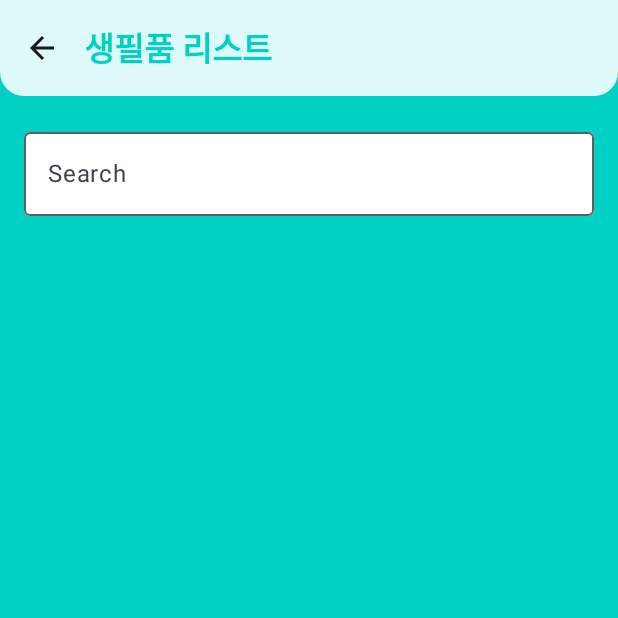
After one commit to choiyukyung/Mobile_App_Myfridge_cyk, an Android app built with Jetpack Compose: the EssentialsListScreen screen opened through its navigation route, on a phone screen of 412 x 824 dp, the top half of it. The commit adds this screen. Run offline under Robolectric (Android 15) with nearby library versions, the phone set to English and light mode, and no system bars; our stand-ins replace Dagger/Hilt's generated code, Firebase (no records; nobody signed in at launch, a user with empty details on screens opened directly).

Commit message:
Implement Essentials List and apply design

```diff
--- a/app/src/main/java/com/example/mobileappteam6/MainAppComposable.kt
+++ b/app/src/main/java/com/example/mobileappteam6/MainAppComposable.kt
@@ -9,6 +9,7 @@ import androidx.navigation.compose.composable
 import androidx.navigation.compose.rememberNavController
 import com.example.mobileappteam6.feature.auth.signin.SignInScreen
 import com.example.mobileappteam6.feature.auth.signup.SignUpScreen
+import com.example.mobileappteam6.feature.essentials.EssentialsListScreen
 import com.example.mobileappteam6.feature.essentials.EssentialsRegisterScreen
 import com.example.mobileappteam6.feature.home.HomeScreen
 import com.google.firebase.auth.FirebaseAuth
@@ -35,6 +36,9 @@ fun MainApp() {
             composable(route = "essentialsRegister") {
                 EssentialsRegisterScreen(navController = navController)
             }
+            composable(route = "essentialsList") {
+                EssentialsListScreen(navController = navController)
+            }
         }
     }
 }
--- a/app/src/main/java/com/example/mobileappteam6/feature/auth/signin/SignInScreen.kt
+++ b/app/src/main/java/com/example/mobileappteam6/feature/auth/signin/SignInScreen.kt
@@ -32,11 +32,8 @@ import androidx.compose.ui.platform.LocalContext
 import androidx.compose.ui.res.painterResource
 import androidx.compose.ui.res.stringResource
 import androidx.compose.ui.text.TextStyle
-import androidx.compose.ui.text.font.Font
-import androidx.compose.ui.text.font.FontFamily
 import androidx.compose.ui.text.font.FontWeight
 import androidx.compose.ui.text.input.PasswordVisualTransformation
-import androidx.compose.ui.tooling.preview.Preview
 import androidx.compose.ui.unit.dp
 import androidx.compose.ui.unit.sp
 import androidx.hilt.navigation.compose.hiltViewModel
--- /dev/null
+++ b/app/src/main/java/com/example/mobileappteam6/feature/essentials/EssentialsListScreen.kt
@@ -0,0 +1,134 @@
+package com.example.mobileappteam6.feature.essentials
+
+import androidx.compose.foundation.background
+import androidx.compose.foundation.clickable
+import androidx.compose.foundation.layout.Box
+import androidx.compose.foundation.layout.Column
+import androidx.compose.foundation.layout.Spacer
+import androidx.compose.foundation.layout.fillMaxSize
+import androidx.compose.foundation.layout.fillMaxWidth
+import androidx.compose.foundation.layout.padding
+import androidx.compose.foundation.layout.size
+import androidx.compose.foundation.shape.RoundedCornerShape
+import androidx.compose.material.icons.Icons
+import androidx.compose.material.icons.automirrored.filled.ArrowBack
+import androidx.compose.material3.ExperimentalMaterial3Api
+import androidx.compose.material3.Icon
+import androidx.compose.material3.IconButton
+import androidx.compose.material3.MaterialTheme
+import androidx.compose.material3.OutlinedTextField
+import androidx.compose.material3.Scaffold
+import androidx.compose.material3.Text
+import androidx.compose.material3.TextFieldDefaults
+import androidx.compose.material3.TopAppBar
+import androidx.compose.material3.TopAppBarDefaults.topAppBarColors
+import androidx.compose.runtime.Composable
+import androidx.compose.runtime.LaunchedEffect
+import androidx.compose.runtime.collectAsState
+import androidx.compose.runtime.getValue
+import androidx.compose.runtime.mutableStateOf
+import androidx.compose.runtime.remember
+import androidx.compose.runtime.setValue
+import androidx.compose.ui.Alignment
+import androidx.compose.ui.Modifier
+import androidx.compose.ui.draw.clip
+import androidx.compose.ui.graphics.Color
+import androidx.compose.ui.text.font.FontWeight
+import androidx.compose.ui.unit.dp
+import androidx.hilt.navigation.compose.hiltViewModel
+import androidx.navigation.NavController
+import com.example.mobileappteam6.ui.theme.MintBlue
+import com.example.mobileappteam6.ui.theme.MintWhite
+import com.google.firebase.auth.FirebaseAuth
+
+@OptIn(ExperimentalMaterial3Api::class)
+@Composable
+fun EssentialsListScreen(navController: NavController) {
+    val currentUser = FirebaseAuth.getInstance().currentUser
+    val userEmail = currentUser?.email ?: ""
+
+    val viewModel: EssentialsViewModel = hiltViewModel()
+    LaunchedEffect(key1 = true) {
+        viewModel.listenForEssentials(userEmail)
+    }
+
+    val essentialsList by viewModel.essentialsList.collectAsState(emptyList())
+
+    var searchQ by remember { mutableStateOf("") }
+
+    Scaffold(
+        modifier = Modifier.fillMaxSize(),
+        containerColor = MintBlue,
+        topBar = {
+            TopAppBar(
+                modifier = Modifier
+                    .clip(
+                        RoundedCornerShape(
+                            bottomStart = 16.dp,
+                            bottomEnd = 16.dp
+                        )
+                    ),
+                navigationIcon = {
+                    IconButton(onClick = { navController.navigateUp() }) {
+                        Icon(Icons.AutoMirrored.Filled.ArrowBack, contentDescription = "Back")
+                    }
+                },
+                colors = topAppBarColors(
+                    containerColor = MintWhite,
+                    titleContentColor = MintBlue
+                ),
+                title = {
+                    Text(
+                        text = "생필품 리스트",
+                        style = MaterialTheme.typography.titleLarge,
+                        fontWeight = FontWeight.Bold
+                    )
+
+                }
+
+            )
+        }
+    ) {
+
+        Column(
+            modifier = Modifier
+                .fillMaxSize()
+                .padding(it)
+                .padding(16.dp)
+        ) {
+
+            OutlinedTextField(
+                value = searchQ,
+                onValueChange = { searchQ = it },
+                modifier = Modifier.fillMaxWidth(),
+                label = { Text(text = "Search") },
+                colors = TextFieldDefaults.outlinedTextFieldColors(
+                    containerColor = Color.White
+                )
+            )
+            Spacer(modifier = Modifier.size(32.dp))
+
+
+            essentialsList.forEach { item ->
+
+                Box(
+                    modifier = Modifier
+                        .fillMaxWidth()
+                        .padding(vertical = 8.dp)
+                        .background(MintWhite)
+                        .clip(RoundedCornerShape(8.dp))
+                        .clickable {
+                            println("$item clicked")
+                        },
+                ) {
+                    Text(
+                        text = item.what,
+                        modifier = Modifier
+                            .padding(16.dp)
+                            .align(Alignment.Center)
+                    )
+                }
+            }
+        }
+    }
+}
--- a/app/src/main/java/com/example/mobileappteam6/feature/essentials/EssentialsRegisterScreen.kt
+++ b/app/src/main/java/com/example/mobileappteam6/feature/essentials/EssentialsRegisterScreen.kt
@@ -11,7 +11,6 @@ import androidx.compose.foundation.layout.fillMaxWidth
 import androidx.compose.foundation.layout.padding
 import androidx.compose.foundation.layout.size
 import androidx.compose.foundation.shape.RoundedCornerShape
-import androidx.compose.foundation.text.KeyboardOptions
 import androidx.compose.material.icons.Icons
 import androidx.compose.material.icons.automirrored.filled.ArrowBack
 import androidx.compose.material3.Button
@@ -34,15 +33,12 @@ import androidx.compose.runtime.setValue
 import androidx.compose.ui.Alignment
 import androidx.compose.ui.Modifier
 import androidx.compose.ui.draw.clip
-import androidx.compose.ui.focus.FocusRequester
-import androidx.compose.ui.focus.focusRequester
 import androidx.compose.ui.graphics.Color
 import androidx.compose.ui.layout.ContentScale
 import androidx.compose.ui.res.painterResource
 import androidx.compose.ui.res.stringResource
 import androidx.compose.ui.text.TextStyle
 import androidx.compose.ui.text.font.FontWeight
-import androidx.compose.ui.text.input.KeyboardType
 import androidx.compose.ui.text.style.TextAlign
 import androidx.compose.ui.unit.dp
 import androidx.compose.ui.unit.sp
@@ -80,7 +76,7 @@ fun EssentialsRegisterScreen(navController: NavController) {
                     )
                 ),
                 navigationIcon = {
-                    IconButton(onClick = {  }) {
+                    IconButton(onClick = { navController.navigateUp() }) {
                         Icon(Icons.AutoMirrored.Filled.ArrowBack, contentDescription = "Back")
                     }
                 },
@@ -94,6 +90,7 @@ fun EssentialsRegisterScreen(navController: NavController) {
                         style = MaterialTheme.typography.titleLarge,
                         fontWeight = FontWeight.Bold
                     )
+
                 }
 
             )
--- a/app/src/main/java/com/example/mobileappteam6/feature/essentials/EssentialsViewModel.kt
+++ b/app/src/main/java/com/example/mobileappteam6/feature/essentials/EssentialsViewModel.kt
@@ -32,7 +32,9 @@ class EssentialsViewModel @Inject constructor() : ViewModel()  {
     }
 
     fun listenForEssentials(userEmail: String) {
-        firebaseDatabase.reference.child("essentials").orderByChild("id")
+        firebaseDatabase.reference.child("essentials")
+            .orderByChild("userEmail")
+            .equalTo(userEmail)
             .addValueEventListener(object : ValueEventListener {
                 override fun onDataChange(snapshot: DataSnapshot) {
                     val list = mutableListOf<Essentials>()
@@ -48,4 +50,5 @@ class EssentialsViewModel @Inject constructor() : ViewModel()  {
                 override fun onCancelled(error: DatabaseError) {}
             })
     }
+
 }
--- a/app/src/main/java/com/example/mobileappteam6/feature/home/HomeScreen.kt
+++ b/app/src/main/java/com/example/mobileappteam6/feature/home/HomeScreen.kt
@@ -2,11 +2,9 @@ package com.example.mobileappteam6.feature.home
 
 import androidx.compose.foundation.layout.Arrangement
 import androidx.compose.foundation.layout.Column
-import androidx.compose.foundation.layout.Row
 import androidx.compose.material.icons.Icons
 import androidx.compose.material.icons.automirrored.filled.ExitToApp
 import androidx.compose.material3.Button
-import androidx.compose.material3.ButtonDefaults
 import androidx.compose.material3.Icon
 import androidx.compose.material3.IconButton
 import androidx.compose.material3.Text
@@ -54,5 +52,14 @@ fun HomeScreen(navController: NavController) {
         ) {
             Text("register essentials")
         }
+        Button(
+            onClick = {
+                navController.navigate("essentialsList") {
+                    popUpTo("home") { inclusive = true }
+                }
+            }
+        ) {
+            Text("essentials list")
+        }
     }
 }
--- a/app/src/main/java/com/example/mobileappteam6/ui/theme/Theme.kt
+++ b/app/src/main/java/com/example/mobileappteam6/ui/theme/Theme.kt
@@ -1,6 +1,5 @@
 package com.example.mobileappteam6.ui.theme
 
-import android.app.Activity
 import android.os.Build
 import androidx.compose.foundation.isSystemInDarkTheme
 import androidx.compose.material3.MaterialTheme
```
